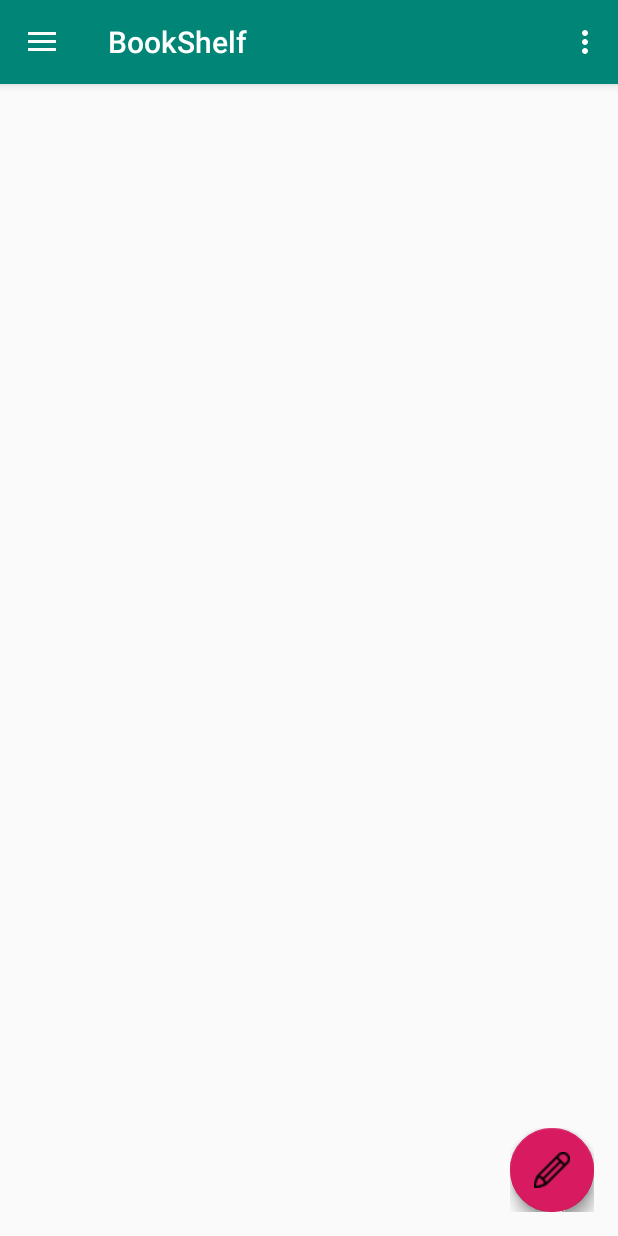
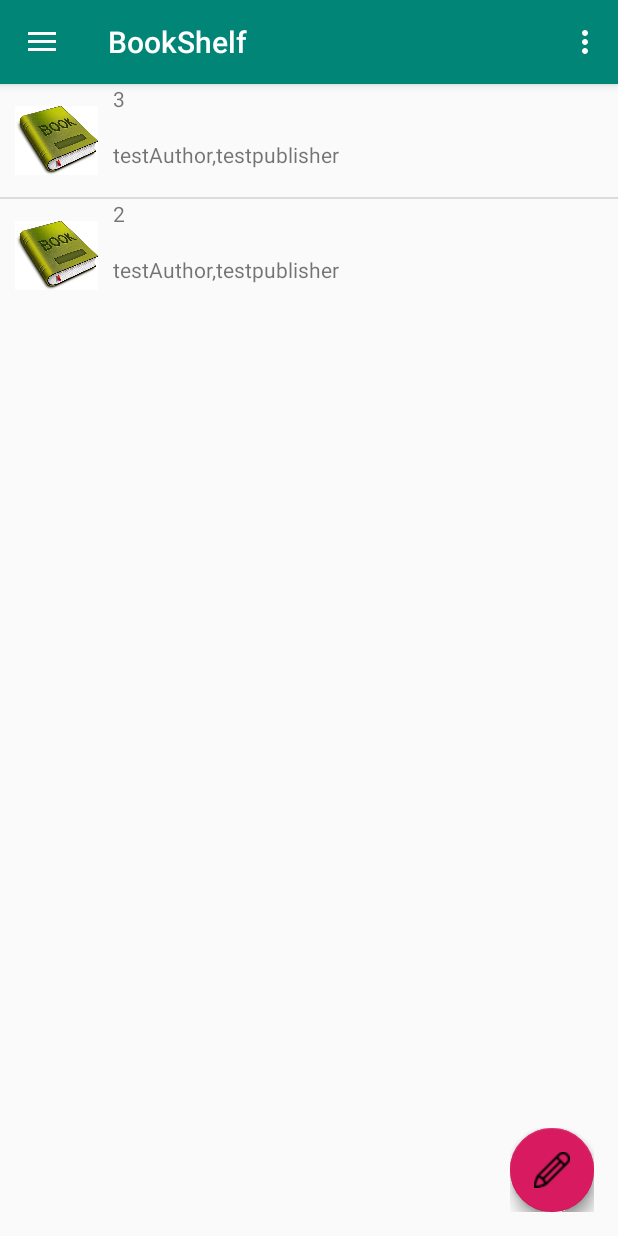
Before and after one commit to lql1997/BookShelf, an Android app: the screen it shows after launch (MainActivity), on a phone screen of 412 x 824 dp. Run offline under Robolectric (Android 15) with nearby library versions, the phone set to English and light mode, and no system bars; libraries missing offline, so code that uses them is left out: com.getbase.floatingactionbutton, com.yzq.zxinglibrary; plain views replace FloatingActionButton, FloatingActionsMenu; 4 statements that could not run were skipped.

Commit message:
2019/4/14/22:26

```diff
--- a/app/src/main/java/com/liurui/bookshelf/MainActivity.java
+++ b/app/src/main/java/com/liurui/bookshelf/MainActivity.java
@@ -72,6 +72,7 @@ public class MainActivity extends AppCompatActivity implements NavigationView.On
         listView = (ListView)findViewById(R.id.BookList);
         listViewAdapter = new ListViewAdapter(MainActivity.this,itemViews);
         listView.setAdapter(listViewAdapter);
+        Initialize();
     }
 
     @Override
@@ -118,6 +119,11 @@ public class MainActivity extends AppCompatActivity implements NavigationView.On
 
         //noinspection SimplifiableIfStatement
         if (id == R.id.action_settings) {
+            BookSort bs=new BookSort();
+            Log.d("fuck",itemViews.get(0).getName());
+            itemViews=bs.sort(itemViews);
+            Log.d("fuck",itemViews.get(0).getName());
+            listViewAdapter.notifyDataSetChanged();
             return true;
         }
 
@@ -150,10 +156,24 @@ public class MainActivity extends AppCompatActivity implements NavigationView.On
     }
 
     public void Initialize(){
+        Book book = new Book();
+        book.setName("3");
+        book.setAuthor("testAuthor");
+        book.setPublishing_house("testpublisher");
+        book.setPublishing_time("testtime");
+        itemViews.add(book);
+
+        book = new Book();
+        book.setName("2");
+        book.setAuthor("testAuthor");
+        book.setPublishing_house("testpublisher");
+        book.setPublishing_time("testtime");
+        itemViews.add(book);
+
+        bookCollection.save(MainActivity.this.getBaseContext(),itemViews);
 
         itemViews = bookCollection.read(getBaseContext());
-        //itemViews.add(book);
 
-       // listViewAdapter.notifyDataSetChanged();     //不用这一句也能正常运行，可删
+        listViewAdapter.notifyDataSetChanged();     //不用这一句也能正常运行，可删
     }
 }
```
Also changed, not shown: app/src/main/java/com/liurui/bookshelf/BookSort.java (added, +32 -0 lines).
